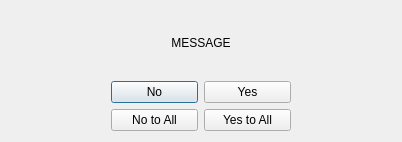
Before: the Qt Designer form src/mvrgx/gui/asset/dialog_yesnoall.ui in svioletg/mvrgx, drawn with Qt 5.
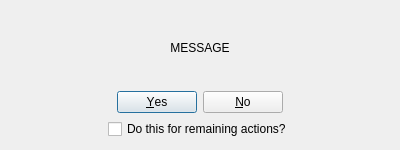
After: the same form once the commit is applied. Icons and pictures are not drawn.

```diff
--- a/src/mvrgx/gui/asset/dialog_yesnoall.ui
+++ b/src/mvrgx/gui/asset/dialog_yesnoall.ui
@@ -6,8 +6,8 @@
    <rect>
     <x>0</x>
     <y>0</y>
-    <width>402</width>
-    <height>142</height>
+    <width>400</width>
+    <height>150</height>
    </rect>
   </property>
   <property name="windowTitle">
@@ -15,61 +15,17 @@
   </property>
   <layout class="QGridLayout" name="gridLayout">
    <item row="1" column="0">
-    <layout class="QGridLayout" name="gridLayoutButtons">
-     <property name="sizeConstraint">
-      <enum>QLayout::SizeConstraint::SetDefaultConstraint</enum>
+    <widget class="QDialogButtonBox" name="buttonBoxYN">
+     <property name="orientation">
+      <enum>Qt::Orientation::Horizontal</enum>
      </property>
-     <property name="leftMargin">
-      <number>100</number>
+     <property name="standardButtons">
+      <set>QDialogButtonBox::StandardButton::No|QDialogButtonBox::StandardButton::Yes</set>
      </property>
-     <property name="rightMargin">
-      <number>100</number>
+     <property name="centerButtons">
+      <bool>true</bool>
      </property>
-     <item row="0" column="0">
-      <widget class="QPushButton" name="pushButton">
-       <property name="text">
-        <string>No</string>
-       </property>
-       <property name="icon">
-        <iconset resource="icons.qrc">
-         <normaloff>:/icon/img/cancel.svg</normaloff>:/icon/img/cancel.svg</iconset>
-       </property>
-      </widget>
-     </item>
-     <item row="0" column="1">
-      <widget class="QPushButton" name="pushButton_2">
-       <property name="text">
-        <string>Yes</string>
-       </property>
-       <property name="icon">
-        <iconset resource="icons.qrc">
-         <normaloff>:/icon/img/checkmark.svg</normaloff>:/icon/img/checkmark.svg</iconset>
-       </property>
-      </widget>
-     </item>
-     <item row="1" column="0">
-      <widget class="QPushButton" name="pushButton_3">
-       <property name="text">
-        <string>No to All</string>
-       </property>
-       <property name="icon">
-        <iconset resource="icons.qrc">
-         <normaloff>:/icon/img/cancel.svg</normaloff>:/icon/img/cancel.svg</iconset>
-       </property>
-      </widget>
-     </item>
-     <item row="1" column="1">
-      <widget class="QPushButton" name="pushButton_4">
-       <property name="text">
-        <string>Yes to All</string>
-       </property>
-       <property name="icon">
-        <iconset resource="icons.qrc">
-         <normaloff>:/icon/img/checkmark.svg</normaloff>:/icon/img/checkmark.svg</iconset>
-       </property>
-      </widget>
-     </item>
-    </layout>
+    </widget>
    </item>
    <item row="0" column="0">
     <widget class="QLabel" name="labelMessage">
@@ -84,6 +40,28 @@
      </property>
     </widget>
    </item>
+   <item row="2" column="0" alignment="Qt::AlignmentFlag::AlignHCenter">
+    <widget class="QCheckBox" name="checkBoxForAll">
+     <property name="sizePolicy">
+      <sizepolicy hsizetype="Minimum" vsizetype="Fixed">
+       <horstretch>0</horstretch>
+       <verstretch>0</verstretch>
+      </sizepolicy>
+     </property>
+     <property name="layoutDirection">
+      <enum>Qt::LayoutDirection::LeftToRight</enum>
+     </property>
+     <property name="autoFillBackground">
+      <bool>false</bool>
+     </property>
+     <property name="text">
+      <string>Do this for remaining actions?</string>
+     </property>
+     <property name="checked">
+      <bool>false</bool>
+     </property>
+    </widget>
+   </item>
   </layout>
  </widget>
  <resources>
```
Left out of the diff: 39 changed lines with no effect on the pictures.
